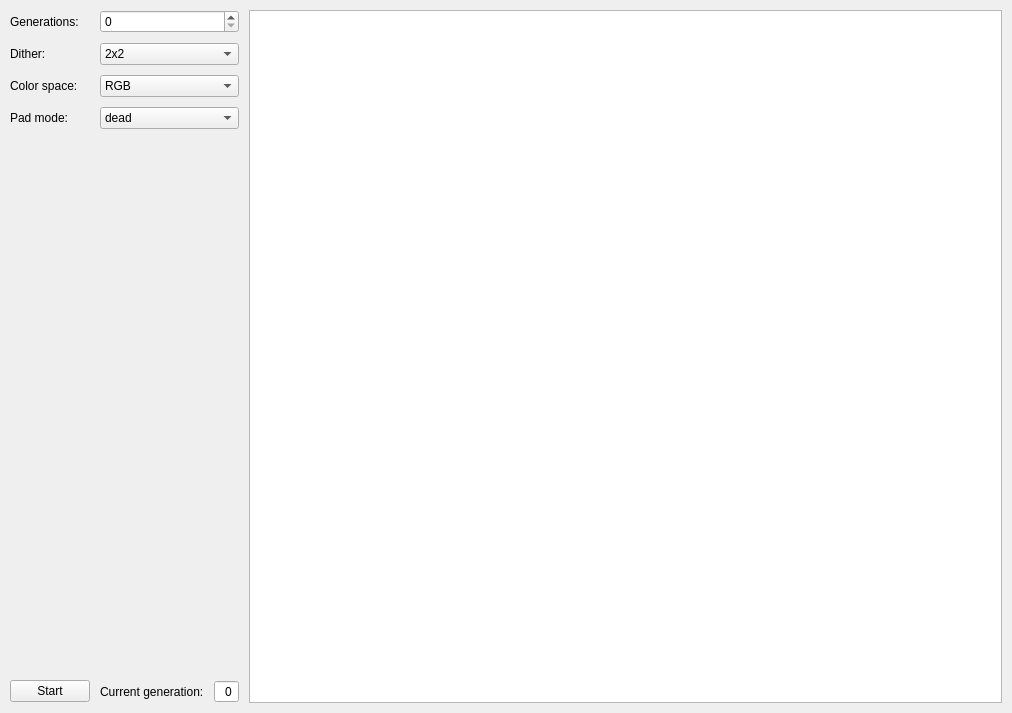
Old version of the form gui/form.ui in the repository berhalter/game_of_life_filter.
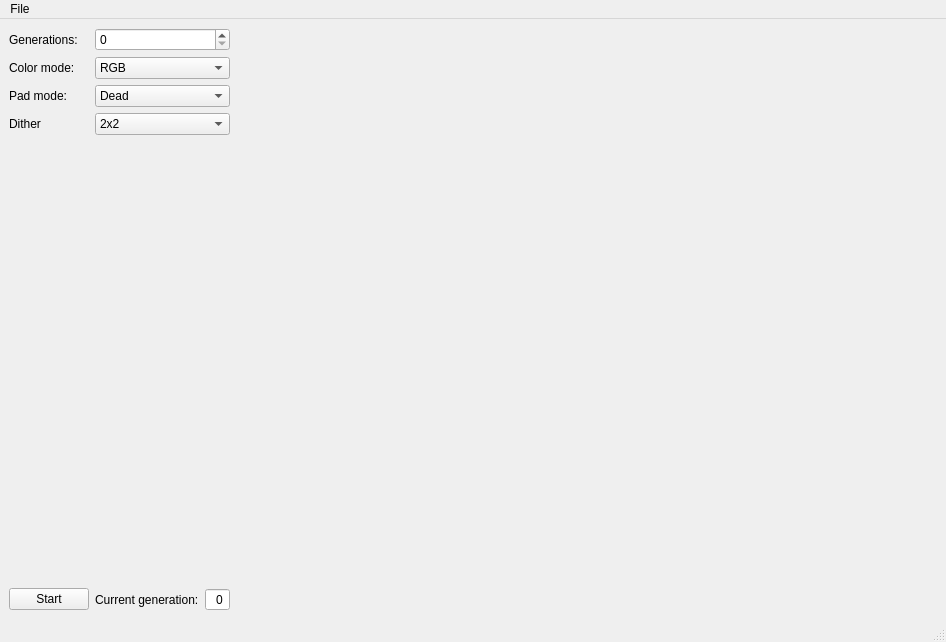
New version of the form.

Commit message: replaced QWidget with QMainWindow

Diff of the .ui file:
```diff
--- a/gui/form.ui
+++ b/gui/form.ui
@@ -1,58 +1,27 @@
 <?xml version="1.0" encoding="UTF-8"?>
 <ui version="4.0">
- <class>Gui</class>
- <widget class="QWidget" name="Gui">
+ <class>MainWindow</class>
+ <widget class="QMainWindow" name="MainWindow">
   <property name="geometry">
    <rect>
     <x>0</x>
     <y>0</y>
-    <width>1012</width>
-    <height>713</height>
+    <width>946</width>
+    <height>642</height>
    </rect>
   </property>
   <property name="windowTitle">
    <string>Gui</string>
   </property>
+  <widget class="QWidget" name="centralwidget">
   <layout class="QGridLayout" name="gridLayout">
-   <property name="leftMargin">
-    <number>10</number>
-   </property>
-   <property name="topMargin">
-    <number>10</number>
-   </property>
-   <property name="rightMargin">
-    <number>10</number>
-   </property>
-   <property name="bottomMargin">
-    <number>10</number>
-   </property>
-   <property name="spacing">
-    <number>10</number>
-   </property>
    <item row="0" column="0">
     <layout class="QFormLayout" name="formLayout">
-     <item row="0" column="0">
-      <widget class="QLabel" name="label_2">
-       <property name="text">
-        <string>Generations:</string>
-       </property>
-      </widget>
-     </item>
-     <item row="0" column="1">
-      <widget class="QSpinBox" name="spinGenSelect"/>
-     </item>
-     <item row="1" column="0">
-      <widget class="QLabel" name="label_3">
-       <property name="text">
-        <string>Dither:</string>
-       </property>
-      </widget>
-     </item>
      <item row="1" column="1">
       <widget class="QComboBox" name="comboDither">
        <item>
         <property name="text">
-         <string>2x2</string>
+          <string>RGB</string>
         </property>
        </item>
        <item>
@@ -70,7 +39,7 @@
      <item row="2" column="0">
       <widget class="QLabel" name="label_4">
        <property name="text">
-        <string>Color space:</string>
+         <string>Pad mode:</string>
        </property>
       </widget>
      </item>
@@ -78,7 +47,7 @@
       <widget class="QComboBox" name="comboColor">
        <item>
         <property name="text">
-         <string>RGB</string>
+          <string>Dead</string>
         </property>
        </item>
        <item>
@@ -89,9 +58,9 @@
       </widget>
      </item>
      <item row="3" column="0">
-      <widget class="QLabel" name="label_5">
+       <widget class="QLabel" name="label_3">
        <property name="text">
-        <string>Pad mode:</string>
+         <string>Dither</string>
        </property>
       </widget>
      </item>
@@ -99,7 +68,7 @@
       <widget class="QComboBox" name="comboPad">
        <item>
         <property name="text">
-         <string>dead</string>
+          <string>2x2</string>
         </property>
        </item>
        <item>
@@ -145,23 +114,24 @@
        </property>
       </spacer>
      </item>
+      <item row="5" column="0">
+       <widget class="QPushButton" name="pushButton">
+        <property name="text">
+         <string>Start</string>
+        </property>
+       </widget>
+      </item>
      <item row="5" column="1">
       <layout class="QFormLayout" name="formLayout_2">
        <item row="0" column="0">
-        <widget class="QLabel" name="label_7">
+         <widget class="QLabel" name="label_2">
          <property name="text">
           <string>Current generation:</string>
          </property>
         </widget>
        </item>
        <item row="0" column="1">
-        <widget class="QSpinBox" name="spinGenCurrent">
-         <property name="sizePolicy">
-          <sizepolicy hsizetype="Minimum" vsizetype="Fixed">
-           <horstretch>0</horstretch>
-           <verstretch>0</verstretch>
-          </sizepolicy>
-         </property>
+         <widget class="QSpinBox" name="spinBox">
          <property name="alignment">
           <set>Qt::AlignRight|Qt::AlignTrailing|Qt::AlignVCenter</set>
          </property>
@@ -171,45 +141,67 @@
          <property name="buttonSymbols">
           <enum>QAbstractSpinBox::NoButtons</enum>
          </property>
-         <property name="maximum">
-          <number>99</number>
-         </property>
         </widget>
        </item>
       </layout>
      </item>
-     <item row="5" column="0">
-      <widget class="QPushButton" name="startButton">
+      <item row="1" column="0">
+       <widget class="QLabel" name="label_5">
        <property name="text">
-        <string>Start</string>
-       </property>
-       <property name="checkable">
-        <bool>false</bool>
-       </property>
-       <property name="flat">
-        <bool>false</bool>
+         <string>Color mode:</string>
        </property>
       </widget>
      </item>
-    </layout>
-   </item>
-   <item row="0" column="1">
-    <widget class="QGraphicsView" name="graphicsView"/>
-   </item>
-  </layout>
+      <item row="0" column="0">
   <widget class="QLabel" name="label_6">
-   <property name="geometry">
-    <rect>
-     <x>40</x>
-     <y>420</y>
-     <width>58</width>
-     <height>15</height>
-    </rect>
+        <property name="text">
+         <string>Generations:</string>
+        </property>
+       </widget>
+      </item>
+      <item row="0" column="1">
+       <widget class="QSpinBox" name="spinBox_2"/>
+      </item>
+     </layout>
+    </item>
+    <item row="0" column="1">
+     <widget class="QLabel" name="label">
+      <property name="sizePolicy">
+       <sizepolicy hsizetype="Expanding" vsizetype="Expanding">
+        <horstretch>0</horstretch>
+        <verstretch>0</verstretch>
+       </sizepolicy>
    </property>
    <property name="text">
     <string/>
    </property>
   </widget>
+    </item>
+   </layout>
+  </widget>
+  <widget class="QMenuBar" name="menubar">
+   <property name="geometry">
+    <rect>
+     <x>0</x>
+     <y>0</y>
+     <width>946</width>
+     <height>20</height>
+    </rect>
+   </property>
+   <widget class="QMenu" name="menuFile">
+    <property name="title">
+     <string>File</string>
+    </property>
+    <addaction name="actionOpen_image"/>
+   </widget>
+   <addaction name="menuFile"/>
+  </widget>
+  <widget class="QStatusBar" name="statusbar"/>
+  <action name="actionOpen_image">
+   <property name="text">
+    <string>Open image</string>
+   </property>
+  </action>
  </widget>
  <resources/>
  <connections/>
```
Left out of the diff: 36 changed lines with no effect on the pictures. Lines whose indentation alone changed are shown as unchanged. The commit also changes 4 other files.
